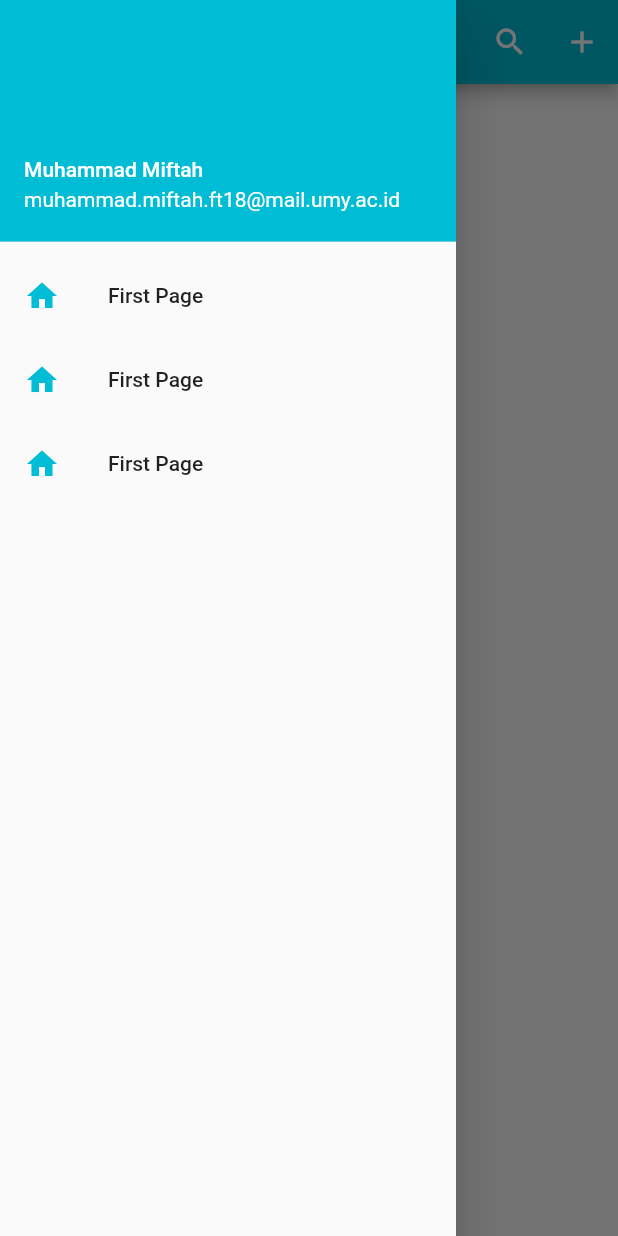
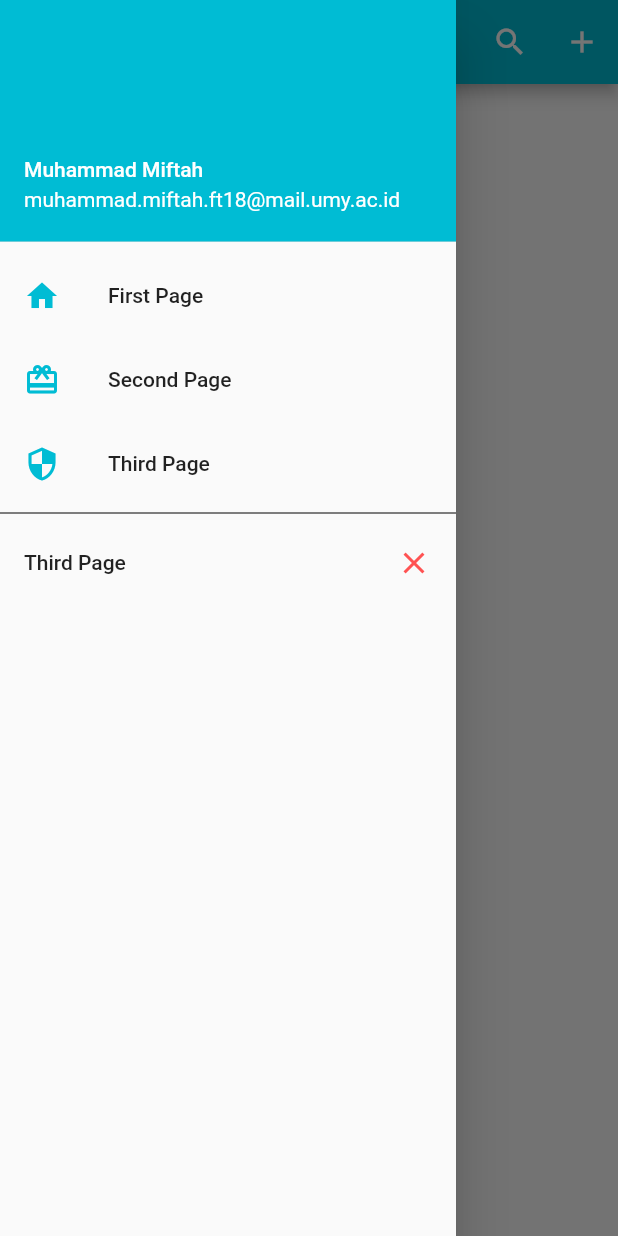
Before and after one commit to Miftah-Maritah/FlutterFirebase, a Flutter app: the screen it shows after launch, with the side drawer open, on a phone screen of 412 x 824 dp. Run offline on Flutter 3.47's test engine with Material 2 defaults, Android fonts, the phone set to English and light mode, and no system bars.

Commit message:
Menyelesaikan Drawer

```diff
--- a/lib/HomePage.dart
+++ b/lib/HomePage.dart
@@ -31,13 +31,24 @@ class _HomeState extends State<Home> {
               leading: Icon(Icons.home, color: Colors.cyan),
             ),
             ListTile(
-              title: Text("First Page"),
-              leading: Icon(Icons.home, color: Colors.cyan),
+              title: Text("Second Page"),
+              leading: Icon(Icons.card_giftcard, color: Colors.cyan),
             ),
             ListTile(
-              title: Text("First Page"),
-              leading: Icon(Icons.home, color: Colors.cyan),
-            )
+              title: Text("Third Page"),
+              leading: Icon(Icons.security, color: Colors.cyan),
+            ),
+            Divider(
+              height: 10,
+              color: Colors.black,
+            ),
+             ListTile(
+              title: Text("Third Page"),
+              trailing: Icon(Icons.close, color: Colors.redAccent),
+              onTap: (){
+                Navigator.of(context).pop();
+              },
+            ),
           ],
         ),
       ),
```
